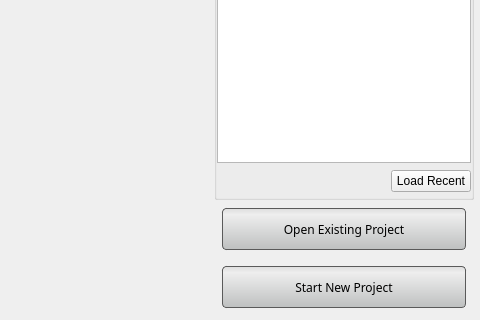
Above: src/Interface/AppSplash/AppSplash.ui from SCIInstitute/Seg3D before the change; both pictures show x 550 to 1030 and y 159 to 479 of the 1030 by 479 pixel window. Below: the same form after it.
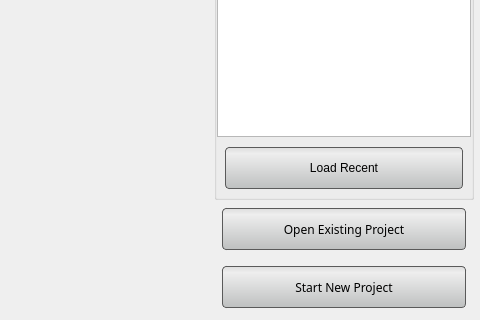
That is the form after the change. Icons and pictures are not drawn.

Commit message: added session capability, loading and saving, updated viewerwidget - YOU WILL NEED TO DELETE YOUR OLD seg3d2_project_settings.cfg file and user_prefs.cfg file

```diff
--- a/src/Interface/AppSplash/AppSplash.ui
+++ b/src/Interface/AppSplash/AppSplash.ui
@@ -45,7 +45,7 @@
   background-color: qlineargradient(spread:pad, x1:0.5, y1:0, x2:0.5, y2:0.960227, stop:0 rgba(221, 221, 221, 255), stop:0.155779 rgba(228, 228, 228, 255), stop:1 rgba(202, 204, 204, 255));
 }
 
-QPushButton#existing_project_button_{
+QPushButton{
   background-color: qlineargradient(spread:pad, x1:0.5, y1:0, x2:0.5, y2:0.960227, stop:0 rgba(221, 221, 221, 255), stop:0.155779 rgba(238, 238, 238, 255), stop:1 rgba(192, 194, 194, 255));
   border-radius: 4px;
   border: 1px solid rgb(90, 90, 90);
@@ -58,20 +58,7 @@
   border: 1px solid rgb(90, 90, 90);
   margin:4px;
 }
-
-QPushButton#new_project_button_{
-  background-color: qlineargradient(spread:pad, x1:0.5, y1:0, x2:0.5, y2:0.960227, stop:0 rgba(221, 221, 221, 255), stop:0.155779 rgba(238, 238, 238, 255), stop:1 rgba(192, 194, 194, 255));
-  border-radius: 4px;
-  border: 1px solid rgb(90, 90, 90);
-  margin:4px;
-}
-
-QPushButton#new_project_button_:pressed{
-  background-color: qlineargradient(spread:pad, x1:0.5, y1:0, x2:0.5, y2:1, stop:0 rgba(150, 150, 150, 255), stop:0.753769 rgba(206, 206, 206, 255), stop:1 rgba(185, 185, 185, 255));
-  border-radius: 4px;
-  border: 1px solid rgb(90, 90, 90);
-  margin:4px;
-}</string>
+</string>
   </property>
   <property name="sizeGripEnabled">
    <bool>false</bool>
@@ -186,28 +173,30 @@
            <property name="minimumSize">
             <size>
              <width>0</width>
-             <height>32</height>
+             <height>51</height>
             </size>
            </property>
            <layout class="QHBoxLayout" name="horizontalLayout_2">
-            <property name="margin">
+            <property name="spacing">
              <number>0</number>
             </property>
-            <item>
-             <spacer name="horizontalSpacer">
-              <property name="orientation">
-               <enum>Qt::Horizontal</enum>
-              </property>
-              <property name="sizeHint" stdset="0">
-               <size>
-                <width>120</width>
-                <height>20</height>
-               </size>
-              </property>
-             </spacer>
-            </item>
+            <property name="margin">
+             <number>4</number>
+            </property>
             <item>
              <widget class="QPushButton" name="load_recent_button_">
+              <property name="minimumSize">
+               <size>
+                <width>0</width>
+                <height>50</height>
+               </size>
+              </property>
+              <property name="maximumSize">
+               <size>
+                <width>16777215</width>
+                <height>50</height>
+               </size>
+              </property>
               <property name="focusPolicy">
                <enum>Qt::NoFocus</enum>
               </property>
```
Left out of the diff: 6 changed lines with no effect on the pictures. The commit also changes 32 other files.
